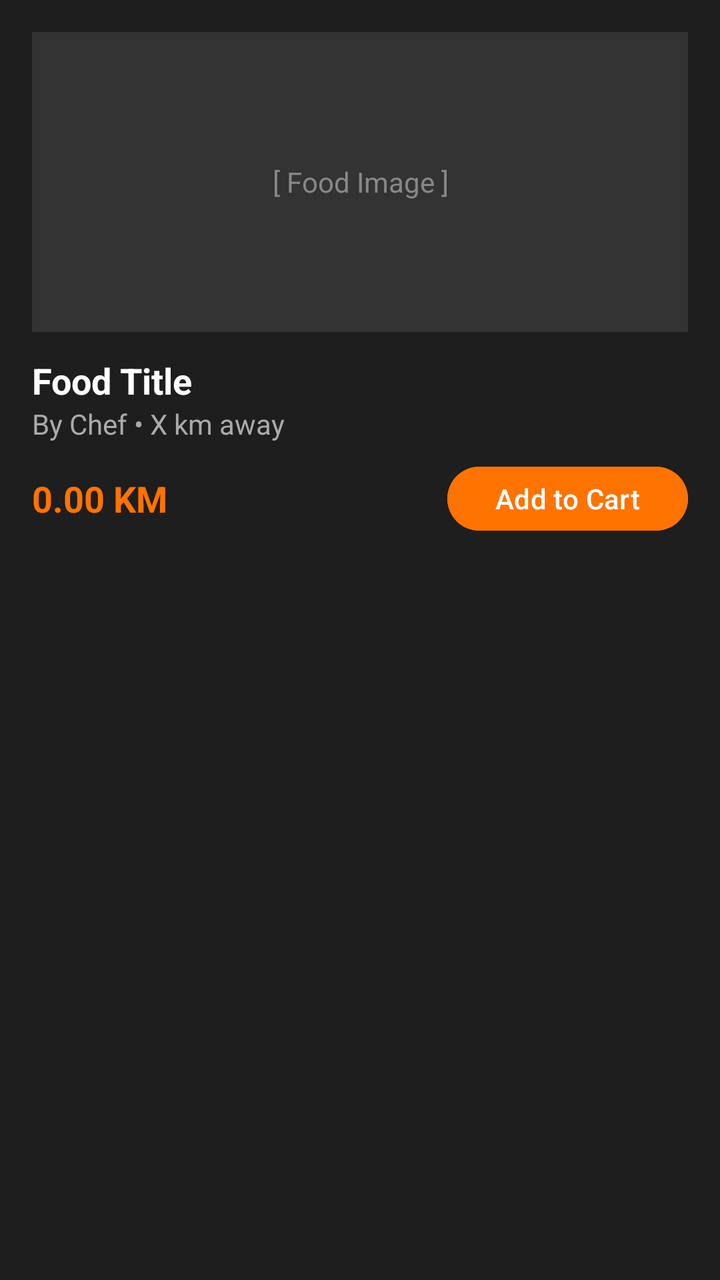
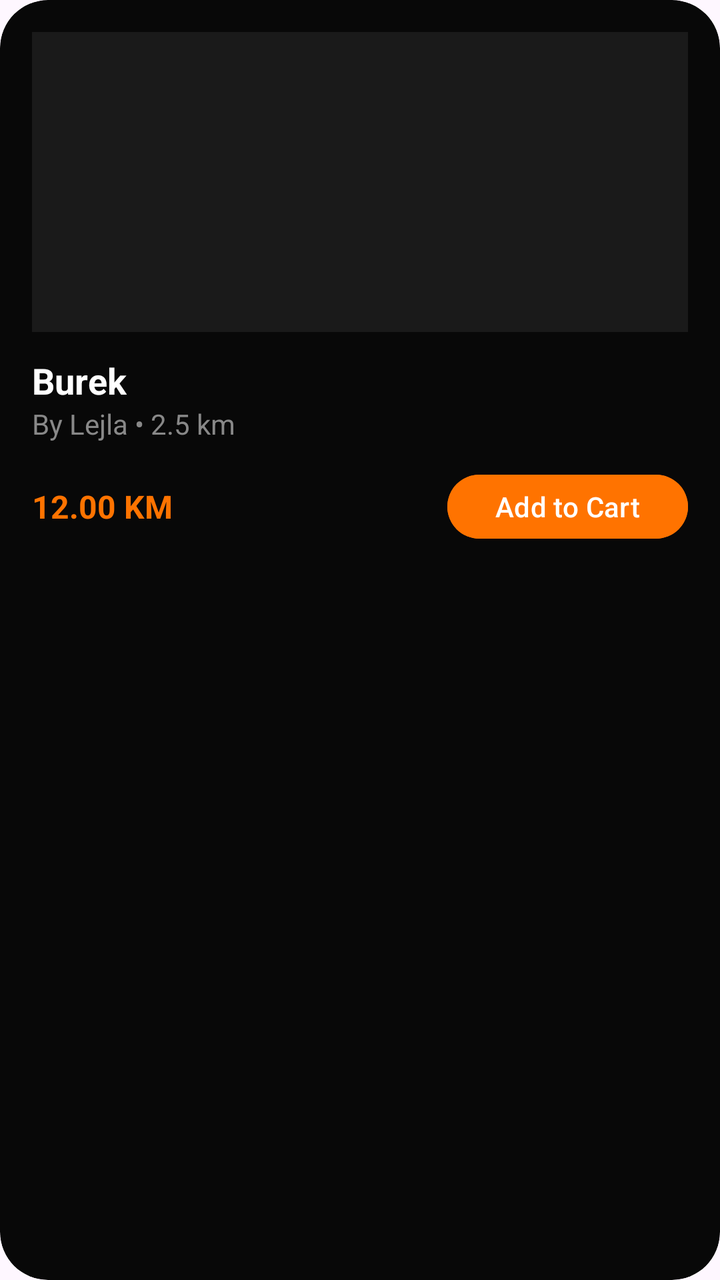

Before-and-after screenshots of an Android layout around one commit, followed by the original layout XML and the change that was made.
<!-- AndroidManifest.xml: application theme Theme.Pitica -->
<!-- res/layout/item_food.xml -->
<?xml version="1.0" encoding="utf-8"?>
<LinearLayout xmlns:android="http://schemas.android.com/apk/res/android"
    android:layout_width="match_parent"
    android:layout_height="wrap_content"
    android:orientation="vertical"
    android:background="#1E1E1E"
    android:padding="16dp"
    android:layout_marginBottom="16dp">

    <TextView
        android:id="@+id/tvFoodImage"
        android:layout_width="match_parent"
        android:layout_height="150dp"
        android:background="#333333"
        android:text="[ Food Image ]"
        android:gravity="center"
        android:textColor="#888888"
        android:layout_marginBottom="12dp"/>

    <TextView
        android:id="@+id/tvFoodTitle"
        android:layout_width="wrap_content"
        android:layout_height="wrap_content"
        android:text="Food Title"
        android:textColor="#FFFFFF"
        android:textSize="18sp"
        android:textStyle="bold" />

    <TextView
        android:id="@+id/tvChefDistance"
        android:layout_width="wrap_content"
        android:layout_height="wrap_content"
        android:text="By Chef • X km away"
        android:textColor="#AAAAAA"
        android:textSize="14sp"
        android:layout_marginBottom="8dp" />

    <LinearLayout
        android:layout_width="match_parent"
        android:layout_height="wrap_content"
        android:orientation="horizontal"
        android:gravity="center_vertical">

        <TextView
            android:id="@+id/tvFoodPrice"
            android:layout_width="0dp"
            android:layout_height="wrap_content"
            android:layout_weight="1"
            android:text="0.00 KM"
            android:textColor="#FF7300"
            android:textSize="18sp"
            android:textStyle="bold" />

        <Button
            android:id="@+id/btnAddToCart"
            android:layout_width="wrap_content"
            android:layout_height="40dp"
            android:text="Add to Cart"
            android:backgroundTint="#FF7300"
            android:textColor="#FFFFFF" />
    </LinearLayout>
</LinearLayout>
<!-- resources referenced by this layout -->
<resources>
  <style name="Theme.Pitica" parent="Base.Theme.Pitica" />
  <style name="Base.Theme.Pitica" parent="Theme.Material3.DayNight.NoActionBar">
          
          
      </style>
</resources>

<!-- the commit's change to res/layout/item_food.xml (unified diff, before → after) -->
@@ -1,62 +1,69 @@
 <?xml version="1.0" encoding="utf-8"?>
-<LinearLayout xmlns:android="http://schemas.android.com/apk/res/android"
+<androidx.cardview.widget.CardView xmlns:android="http://schemas.android.com/apk/res/android"
+    xmlns:app="http://schemas.android.com/apk/res-auto"
     android:layout_width="match_parent"
     android:layout_height="wrap_content"
-    android:orientation="vertical"
-    android:background="#1E1E1E"
-    android:padding="16dp"
-    android:layout_marginBottom="16dp">
-
-    <TextView
-        android:id="@+id/tvFoodImage"
-        android:layout_width="match_parent"
-        android:layout_height="150dp"
-        android:background="#333333"
-        android:text="[ Food Image ]"
-        android:gravity="center"
-        android:textColor="#888888"
-        android:layout_marginBottom="12dp"/>
-
-    <TextView
-        android:id="@+id/tvFoodTitle"
-        android:layout_width="wrap_content"
-        android:layout_height="wrap_content"
-        android:text="Food Title"
-        android:textColor="#FFFFFF"
-        android:textSize="18sp"
-        android:textStyle="bold" />
-
-    <TextView
-        android:id="@+id/tvChefDistance"
-        android:layout_width="wrap_content"
-        android:layout_height="wrap_content"
-        android:text="By Chef • X km away"
-        android:textColor="#AAAAAA"
-        android:textSize="14sp"
-        android:layout_marginBottom="8dp" />
+    android:layout_margin="8dp"
+    app:cardCornerRadius="24dp"
+    app:cardBackgroundColor="#080808"
+    app:cardElevation="0dp">
 
     <LinearLayout
         android:layout_width="match_parent"
         android:layout_height="wrap_content"
-        android:orientation="horizontal"
-        android:gravity="center_vertical">
+        android:orientation="vertical"
+        android:padding="16dp">
+
+        <ImageView
+            android:id="@+id/ivFoodImage"
+            android:layout_width="match_parent"
+            android:layout_height="150dp"
+            android:scaleType="centerCrop"
+            android:layout_marginBottom="12dp"
+            android:background="#1A1A1A"
+            android:contentDescription="Food Image" />
 
         <TextView
-            android:id="@+id/tvFoodPrice"
-            android:layout_width="0dp"
+            android:id="@+id/tvFoodTitle"
+            android:layout_width="wrap_content"
             android:layout_height="wrap_content"
-            android:layout_weight="1"
-            android:text="0.00 KM"
-            android:textColor="#FF7300"
+            android:text="Burek"
+            android:textColor="#FFFFFF"
             android:textSize="18sp"
             android:textStyle="bold" />
 
-        <Button
-            android:id="@+id/btnAddToCart"
+        <TextView
+            android:id="@+id/tvChefDistance"
             android:layout_width="wrap_content"
-            android:layout_height="40dp"
-            android:text="Add to Cart"
-            android:backgroundTint="#FF7300"
-            android:textColor="#FFFFFF" />
+            android:layout_height="wrap_content"
+            android:text="By Lejla • 2.5 km"
+            android:textColor="#888888"
+            android:textSize="14sp" />
+
+        <LinearLayout
+            android:layout_width="match_parent"
+            android:layout_height="wrap_content"
+            android:gravity="center_vertical"
+            android:layout_marginTop="12dp">
+
+            <TextView
+                android:id="@+id/tvFoodPrice"
+                android:layout_width="0dp"
+                android:layout_height="wrap_content"
+                android:layout_weight="1"
+                android:text="12.00 KM"
+                android:textColor="#FF7300"
+                android:textSize="16sp"
+                android:textStyle="bold" />
+
+            <Button
+                android:id="@+id/btnAddToCart"
+                android:layout_width="wrap_content"
+                android:layout_height="40dp"
+                android:text="Add to Cart"
+                android:backgroundTint="#FF7300"
+                android:textColor="#FFFFFF"
+                android:layout_marginStart="8dp"/>
+        </LinearLayout>
     </LinearLayout>
-</LinearLayout>
+</androidx.cardview.widget.CardView>
